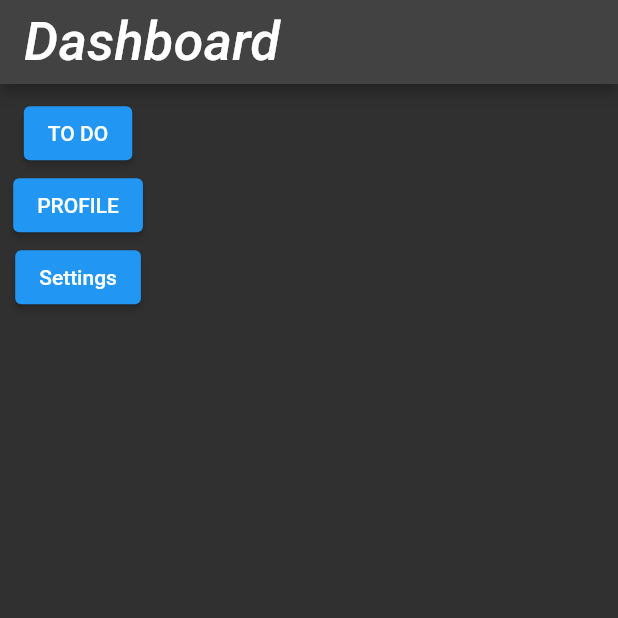
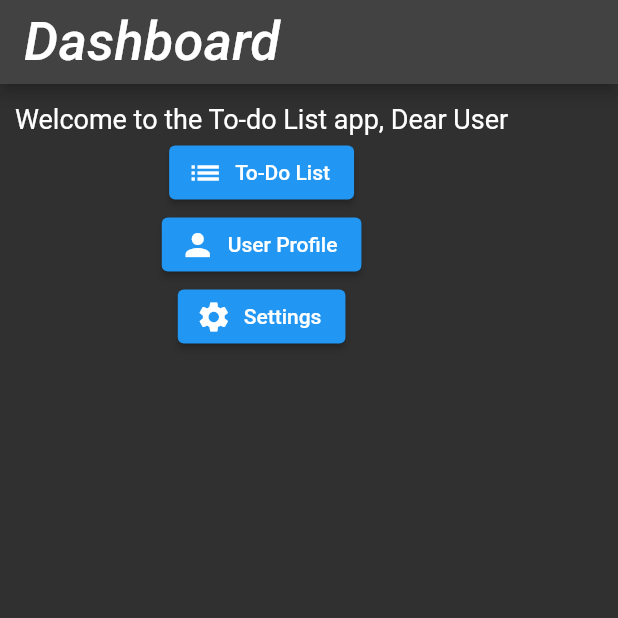
Before and after one commit to HuangBrantUy/Mobile_dev_Q1, a Flutter app: the Dashboard screen opened directly, on a phone screen of 412 x 824 dp, the top half of it. Run offline on Flutter 3.47's test engine with Material 2 defaults, Android fonts, the phone set to English and light mode, and no system bars.

Commit message:
Made changes to the dashboard

```diff
--- a/lib/pages/dash_board.dart
+++ b/lib/pages/dash_board.dart
@@ -13,31 +13,40 @@ class Dashboard extends StatelessWidget {
         title: const Text('Dashboard'),
       ),
       body: Padding(
-        padding: const EdgeInsets.all(8.8),
+        padding: const EdgeInsets.all(10),
         child: Column(
+          crossAxisAlignment: CrossAxisAlignment.center,
           children: [
-            ElevatedButton(
+            Text(
+              'Welcome to the To-do List app, Dear User',
+              style: TextStyle(fontSize: 18, height: 1.4),
+            ),
+            ElevatedButton.icon(
+              icon: Icon(Icons.list),
+              label: Text("To-Do List"),
               onPressed: () {
-                  Navigator.push(
-                      context,
-                      MaterialPageRoute(
-                          builder: (context) => const TodoList()));
+                Navigator.push(context,
+                    MaterialPageRoute(builder: (context) => const TodoList()));
               },
-                child: const Text('TO DO')),
-            ElevatedButton(
+            ),
+            ElevatedButton.icon(
+              icon: Icon(Icons.person),
+              label: Text("User Profile"),
               onPressed: () {
                 Navigator.push(context,
                     MaterialPageRoute(builder: (context) => const Profile()));
               },
-                child: const Text('PROFILE')),
-            ElevatedButton(
+            ),
+            ElevatedButton.icon(
+              icon: Icon(Icons.settings),
+              label: Text("Settings"),
               onPressed: () {
                 Navigator.push(
                     context,
                     MaterialPageRoute(
                         builder: (context) => const SettingsPage()));
               },
-                child: const Text('Settings'))
+            ),
           ],
         ),
       ),
```
Lines whose indentation alone changed are shown as unchanged.
